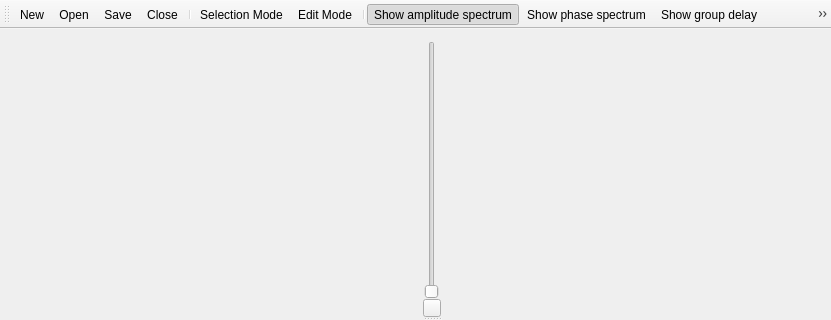
The window that src/wmainwindow.ui (gillesdegottex/dfasma) describes before a commit, drawn with Qt 5; both pictures show x 0 to 831 and y 0 to 320 of the 831 by 713 pixel window.
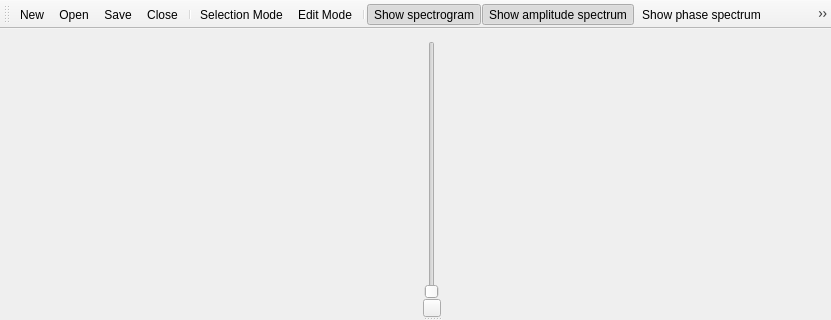
The same window after the commit. Icons and pictures are not drawn.

Commit message: put buttons in the order of the views

The edit to the form file:
```diff
--- a/src/wmainwindow.ui
+++ b/src/wmainwindow.ui
@@ -814,10 +814,10 @@
    <addaction name="actionSelectionMode"/>
    <addaction name="actionEditMode"/>
    <addaction name="separator"/>
+   <addaction name="actionShowSpectrogram"/>
    <addaction name="actionShowAmplitudeSpectrum"/>
    <addaction name="actionShowPhaseSpectrum"/>
    <addaction name="actionShowGroupDelaySpectrum"/>
-   <addaction name="actionShowSpectrogram"/>
    <addaction name="separator"/>
    <addaction name="actionPlay"/>
    <addaction name="actionSettings"/>
```
